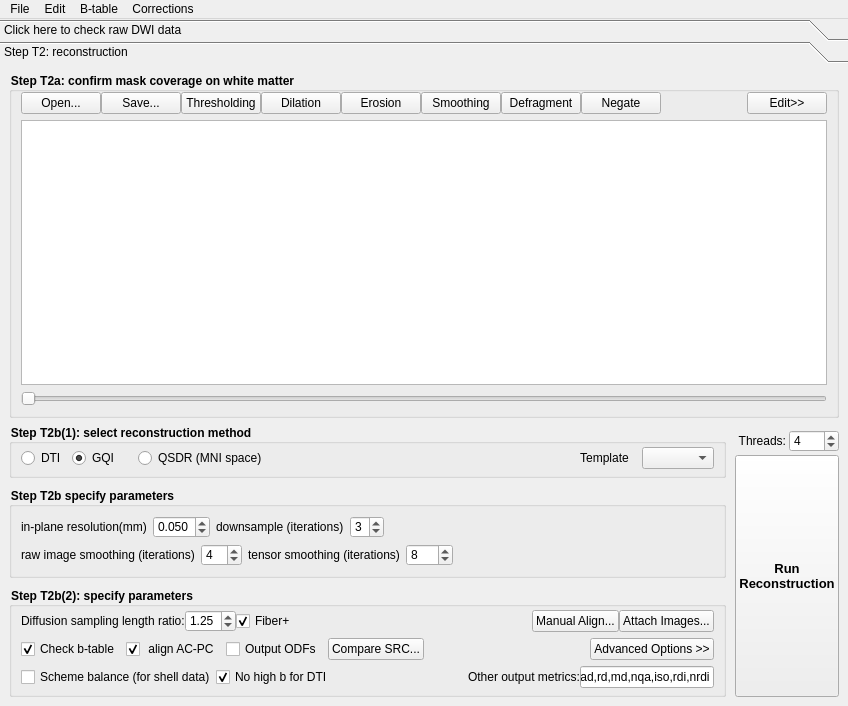
The window that reconstruction/reconstruction_window.ui (frankyeh/DSI-Studio) describes before a commit, drawn with Qt 5.
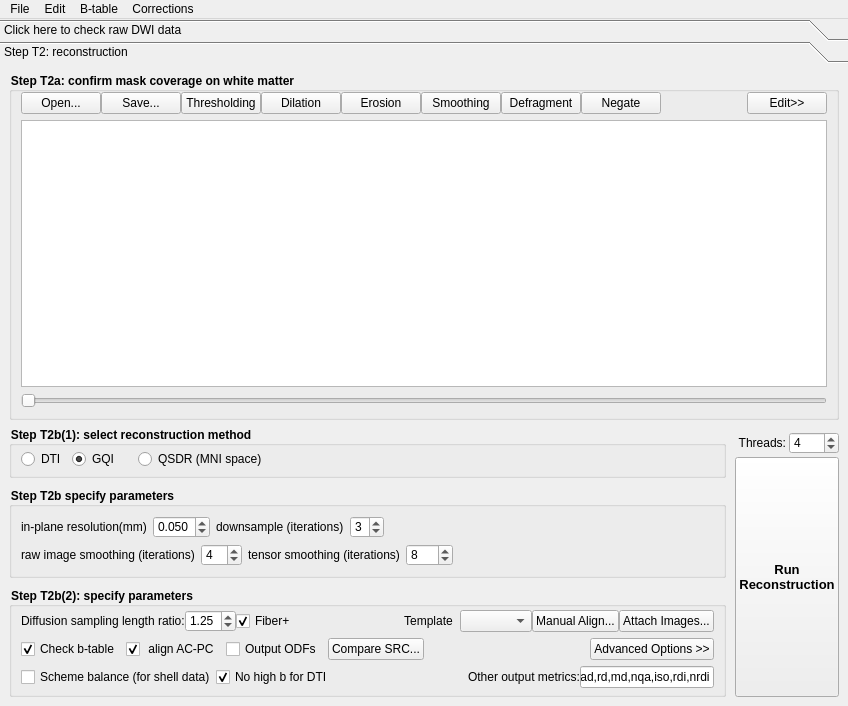
The same window after the commit. Icons and pictures are not drawn.

Diff of the .ui file:
```diff
--- a/reconstruction/reconstruction_window.ui
+++ b/reconstruction/reconstruction_window.ui
@@ -633,16 +633,6 @@
                    </property>
                   </spacer>
                  </item>
-                 <item>
-                  <widget class="QLabel" name="label_15">
-                   <property name="text">
-                    <string> Template  </string>
-                   </property>
-                  </widget>
-                 </item>
-                 <item>
-                  <widget class="QComboBox" name="primary_template"/>
-                 </item>
                 </layout>
                </item>
               </layout>
@@ -905,6 +895,16 @@
                          <property name="spacing">
                           <number>0</number>
                          </property>
+                         <item>
+                          <widget class="QLabel" name="label_15">
+                           <property name="text">
+                            <string> Template  </string>
+                           </property>
+                          </widget>
+                         </item>
+                         <item>
+                          <widget class="QComboBox" name="primary_template"/>
+                         </item>
                          <item>
                           <widget class="QPushButton" name="qsdr_manual">
                            <property name="text">
```
